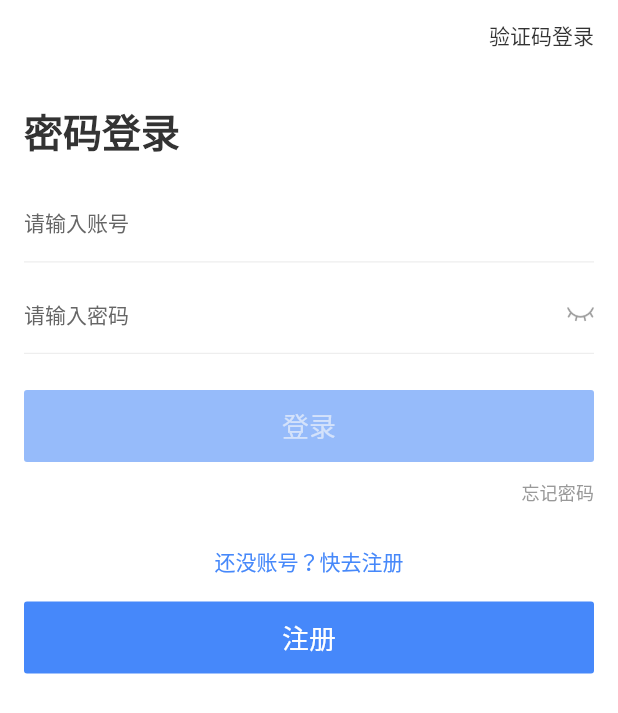
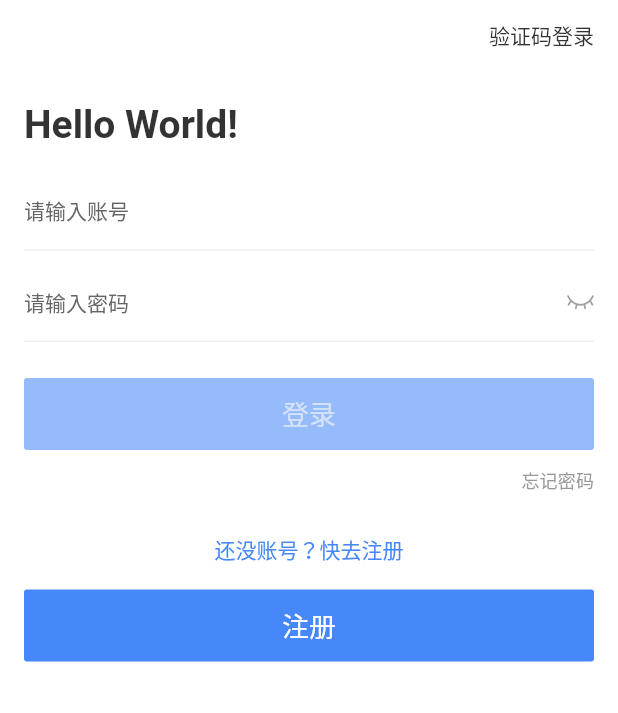
Before and after one commit to dluffymonkey/flutter_itachi, a Flutter app: the LoginPage screen opened by its route, on a phone screen of 412 x 824 dp. Shown: the top 713 px of the screen. Run offline on Flutter 3.47's test engine with Material 2 defaults, Android fonts, the phone set to English and light mode, and no system bars; drawn by our look-alikes of oktoast; our stand-ins replace azlistview, cached_network_image, device_info_plus, dio, fluro, flutter_slidable and 6 more; missing offline and left inert: common_utils, desktop_window, flustars, quick_actions, sp_util; generated files the repository leaves out were written again; statements that could not run were skipped.

Commit message:
国际化处理完成

```diff
--- /dev/null
+++ b/lib/l10n/app_es.arb
@@ -0,0 +1,3 @@
+{
+  "helloWorld": "你好世界~西班牙"
+}
--- a/lib/login/page/login_page.dart
+++ b/lib/login/page/login_page.dart
@@ -13,6 +13,7 @@ import 'package:flutter_itachi/util/other_utils.dart';
 import 'package:flutter_itachi/widgets/my_app_bar.dart';
 import 'package:flutter_itachi/widgets/my_button.dart';
 import 'package:flutter_itachi/widgets/my_scroll_view.dart';
+import 'package:flutter_gen/gen_l10n/app_localizations.dart';
 
 /// design/1注册登录/index.html
 class LoginPage extends StatefulWidget {
@@ -100,7 +101,7 @@ class _LoginPageState extends State<LoginPage> with ChangeNotifierMixin<LoginPag
 
   List<Widget> get _buildBody => <Widget>[
     Text(
-      '密码登录',
+      AppLocalizations.of(context)!.helloWorld,
       style: TextStyles.textBold26,
     ),
     Gaps.vGap16,
```
